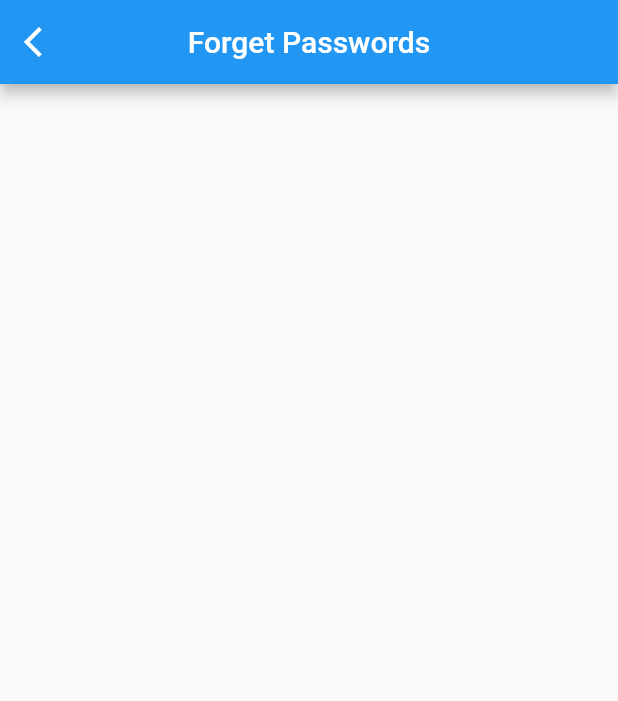
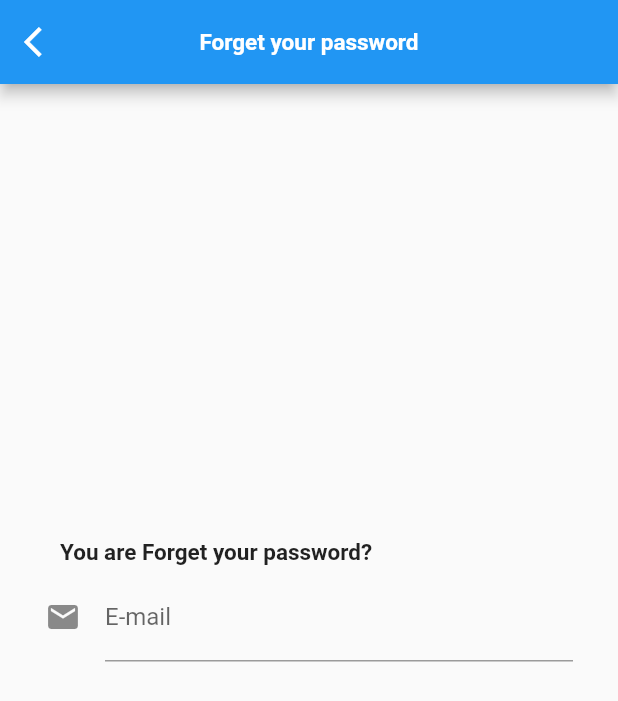
Before and after one commit to Thongek-wpm/flutter_application_login, a Flutter app: the ForgotUi screen opened directly, on a phone screen of 412 x 824 dp. Shown: the top 701 px of the screen. Run offline on Flutter 3.47's test engine with Material 2 defaults, Android fonts, the phone set to English and light mode, and no system bars; our stand-ins replace font_awesome_flutter.

Commit message:
Update forgot_ui.dart

```diff
--- a/lib/screens/forgot_ui.dart
+++ b/lib/screens/forgot_ui.dart
@@ -1,4 +1,7 @@
+// ignore_for_file: unused_import
+
 import 'package:flutter/material.dart';
+import 'package:flutter_application_foods/screens/home_ui.dart';
 import 'package:font_awesome_flutter/font_awesome_flutter.dart';
 
 class ForgotUi extends StatefulWidget {
@@ -9,18 +12,60 @@ class ForgotUi extends StatefulWidget {
 }
 
 class _ForgotUiState extends State<ForgotUi> {
+
+  final TextEditingController emailConroller = TextEditingController(text: '');
   @override
   Widget build(BuildContext context) {
     return Scaffold(
       appBar: AppBar(
         leading: IconButton(
+          icon: const Icon(Icons.arrow_back_ios),
           onPressed: () {
             Navigator.pop(context);
           },
-          icon: const Icon(Icons.arrow_back_ios),
         ),
-        title: const Text("Forget Passwords"),
+        title: const Text(
+          "Forget your password",
+          style: TextStyle(fontSize: 15, fontWeight: FontWeight.bold),
+        ),
         centerTitle: true,
+      ),
+      body: Column(
+        mainAxisAlignment: MainAxisAlignment.center,
+        crossAxisAlignment: CrossAxisAlignment.start,
+        children: const <Widget>[
+          Padding(
+            padding: EdgeInsets.only(
+              left: 40,
+              right: 40,
+            ),
+            child: Text(
+              "You are Forget your password?",
+              style: TextStyle(
+                fontSize: 15,
+                fontWeight: FontWeight.bold,
+              ),
+            ),
+          ),
+          Padding(
+            padding: EdgeInsets.only(
+              left: 30,
+              right: 30,
+              top: 5,
+            ),
+            child: TextField(
+              keyboardType: TextInputType.emailAddress,
+              decoration: InputDecoration(
+                icon: Icon(Icons.email),
+                labelText: 'E-mail',
+                hintText: 'Enter E-mail',
+              ),
+            ),
+          ),
+          Padding(
+            padding: EdgeInsets.all(40),
+          )
+        ],
       ),
     );
   }
```
